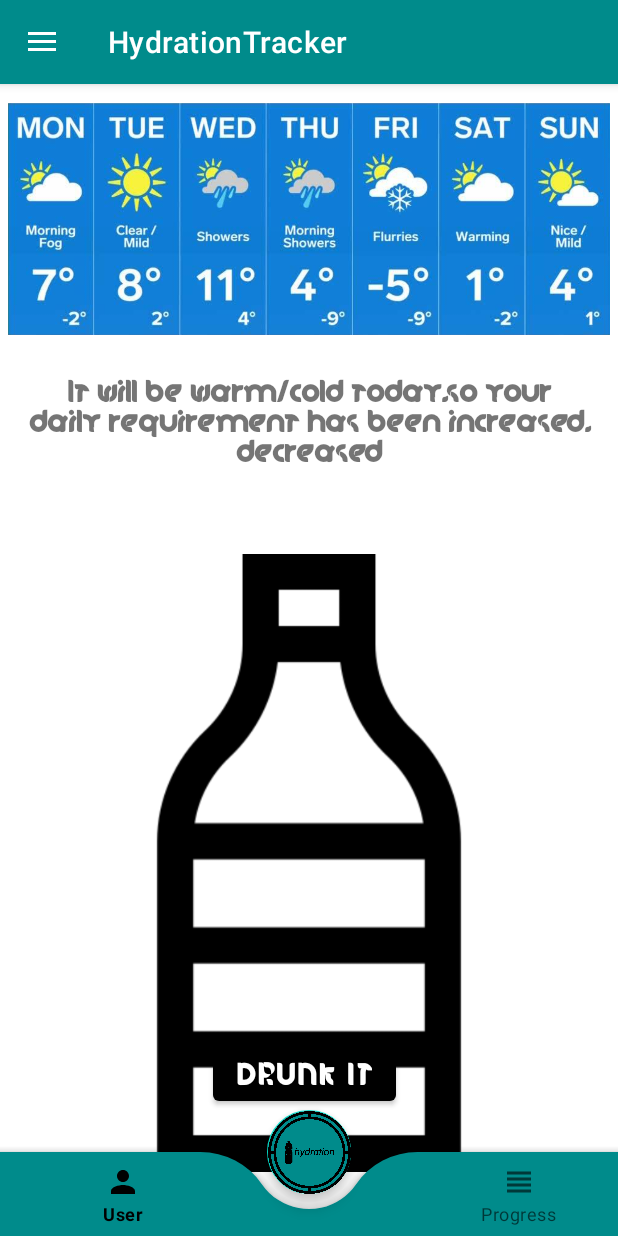
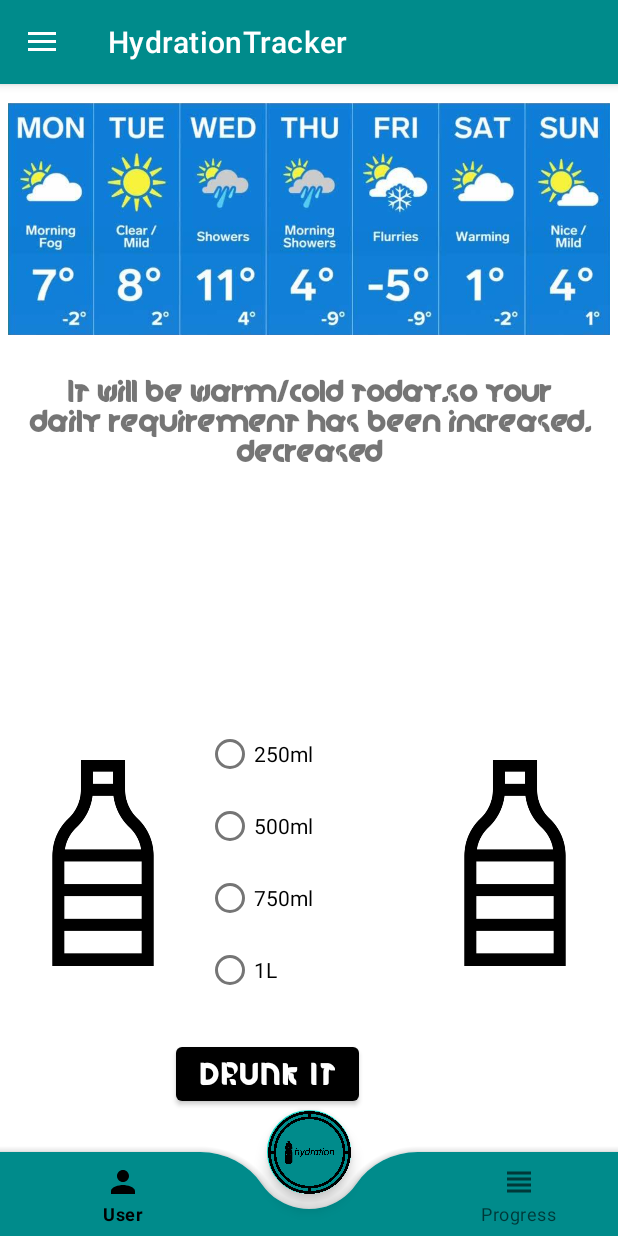
Before and after one commit to Marcinho2107/HydrationTracker, an Android app: the MainScreen screen opened directly, with no data from a screen before it, on a phone screen of 412 x 824 dp. Run offline under Robolectric (Android 15) with nearby library versions, the light colour scheme and no system bars; Roboto replaces fonts that are not available here; 1 statement that could not run was skipped.

Commit message:
Main Screen V1.1_4

```diff
--- a/app/src/main/res/layout/activity_main_screen.xml
+++ b/app/src/main/res/layout/activity_main_screen.xml
@@ -40,7 +40,7 @@
                 android:layout_height="180dp"
                 android:padding="5dp"
                 android:importantForAccessibility="no"
-                android:src="@drawable/weather_test" />
+                android:src="@drawable/weather_test"/>
             <TextView
                 android:id="@+id/location_txt_view"
                 android:layout_width="match_parent"
@@ -51,55 +51,73 @@
                 android:text="@string/suggestion_text"
                 android:textSize="20sp"
                 android:textStyle="bold"
-                tools:ignore="TextSizeCheck" />
+                tools:ignore="TextSizeCheck"/>
         </LinearLayout>
         <LinearLayout
             android:id="@+id/linear_layout2"
             android:layout_width="match_parent"
             android:layout_height="wrap_content"
             android:gravity="center"
-            android:orientation="vertical"
+            android:orientation="horizontal"
             android:layout_below="@+id/linear_layout1">
             <ImageView
-                android:id="@+id/empty_bottle"
-                android:layout_width="match_parent"
-                android:layout_height="match_parent"
+                android:id="@+id/bottle1"
+                android:layout_width="0dp"
+                android:layout_height="wrap_content"
+                android:layout_weight="1"
                 android:importantForAccessibility="no"
                 android:src="@drawable/bottle_empty"/>
             <RadioGroup
                 android:id="@+id/radio_group"
-                android:layout_width="wrap_content"
+                android:layout_width="0dp"
                 android:layout_height="wrap_content"
+                android:layout_weight="1"
+                android:gravity="center"
                 tools:ignore="UselessParent">
                 <RadioButton
                     android:id="@+id/radio_button1"
                     android:layout_width="match_parent"
                     android:layout_height="match_parent"
+                    android:layout_gravity="center"
                     android:onClick="radio_button_clicked"
-                    android:text="@string/radio_button1">
+                    android:text="@string/radio_button1"
+                    tools:ignore="VisualLintButtonSize">
                 </RadioButton>
                 <RadioButton
                     android:id="@+id/radio_button2"
                     android:layout_width="match_parent"
                     android:layout_height="match_parent"
+                    android:layout_gravity="center"
                     android:onClick="radio_button_clicked"
-                    android:text="@string/radio_button2">
+                    android:text="@string/radio_button2"
+                    tools:ignore="VisualLintButtonSize">
                 </RadioButton>
                 <RadioButton
                     android:id="@+id/radio_button3"
                     android:layout_width="match_parent"
                     android:layout_height="match_parent"
+                    android:layout_gravity="center"
                     android:onClick="radio_button_clicked"
-                    android:text="@string/radio_button3">
+                    android:text="@string/radio_button3"
+                    tools:ignore="VisualLintButtonSize">
                 </RadioButton>
                 <RadioButton
                     android:id="@+id/radio_button4"
                     android:layout_width="match_parent"
                     android:layout_height="match_parent"
+                    android:layout_gravity="center"
                     android:onClick="radio_button_clicked"
-                    android:text="@string/radio_button4">
+                    android:text="@string/radio_button4"
+                    tools:ignore="VisualLintButtonSize">
                 </RadioButton>
             </RadioGroup>
+            <ImageView
+                android:id="@+id/bottle2"
+                android:layout_width="0dp"
+                android:layout_height="wrap_content"
+                android:layout_weight="1"
+                android:importantForAccessibility="no"
+                android:src="@drawable/bottle_empty"/>
         </LinearLayout>
 
 
@@ -114,7 +132,8 @@
                 android:layout_gravity="bottom"
                 android:backgroundTint="@color/colorDarkCyan"
                 app:fabCradleMargin="10dp"
-                app:fabCradleRoundedCornerRadius="50dp">
+                app:fabCradleRoundedCornerRadius="50dp"
+                tools:ignore="VisualLintBottomAppBar">
                 <com.google.android.material.bottomnavigation.BottomNavigationView
                     android:id="@+id/bottomNavigationView"
                     android:layout_width="wrap_content"
@@ -140,7 +159,6 @@
                 android:layout_height="wrap_content"
                 android:layout_gravity="center_horizontal"
                 android:fontFamily="@font/oblong"
-                android:insetLeft="50sp"
                 android:text="@string/drunk_it"
                 android:textSize="20sp"
                 android:textStyle="bold"
@@ -157,5 +175,6 @@
         app:itemIconTint="@color/colorWhite"
         app:itemTextColor="@color/colorWhite"
         app:headerLayout="@layout/top_left_drawer_menu_home_screen_header"
-        app:menu="@menu/top_left_drawer_menu_home_screen"/>
+        app:menu="@menu/top_left_drawer_menu_home_screen"
+        tools:ignore="VisualLintBounds" />
 </androidx.drawerlayout.widget.DrawerLayout>
```
